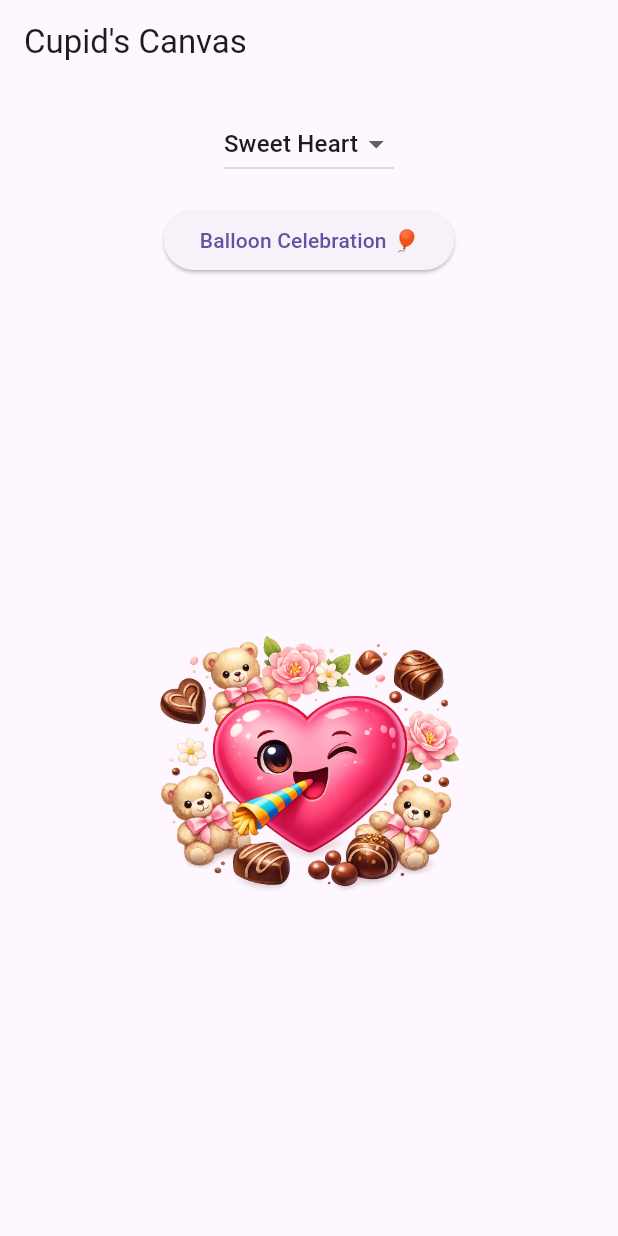
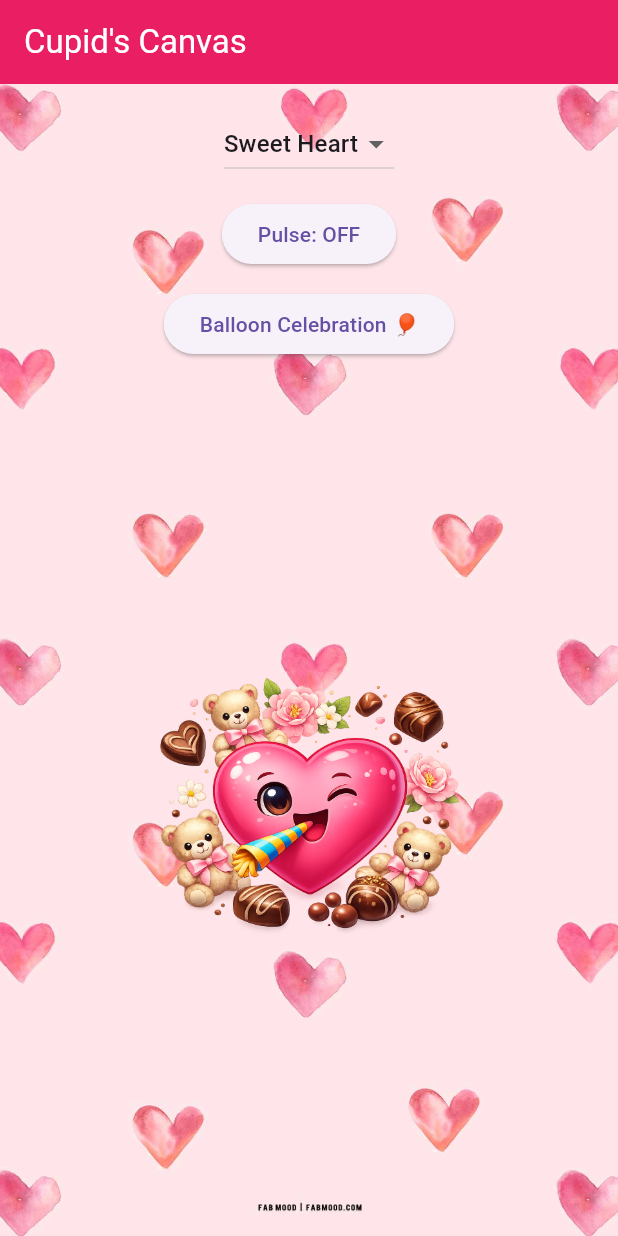
Before and after one commit to Uvvi2004/MAD_INCLASS03, a Flutter app: the screen it shows after launch, on a phone screen of 412 x 824 dp. Run offline on Flutter 3.47's test engine with Material 3 defaults, Android fonts, the phone set to English and light mode, and no system bars.

Commit message:
Added pulse ON/OFF heartbeat animation and background themes

```diff
--- a/cupid_code/lib/main.dart
+++ b/cupid_code/lib/main.dart
@@ -21,32 +21,96 @@ class ValentineHome extends StatefulWidget {
   State<ValentineHome> createState() => _ValentineHomeState();
 }
 
-class _ValentineHomeState extends State<ValentineHome> {
+class _ValentineHomeState extends State<ValentineHome>
+    with SingleTickerProviderStateMixin {
   final List<String> emojiOptions = ['Sweet Heart', 'Party Heart'];
   String selectedEmoji = 'Sweet Heart';
 
   bool showBalloons = false;
   double balloonOffset = -400;
 
+  // Heartbeat control
+  bool heartbeatOn = false;
+  late final AnimationController _beatController;
+  late final Animation<double> _beatAnim;
+
+  @override
+  void initState() {
+    super.initState();
+
+    // Heartbeat: scale up/down repeatedly
+    _beatController = AnimationController(
+      vsync: this,
+      duration: const Duration(milliseconds: 600),
+    );
+
+    _beatAnim = Tween<double>(begin: 1.0, end: 1.18).animate(
+      CurvedAnimation(parent: _beatController, curve: Curves.easeInOut),
+    );
+  }
+
+  @override
+  void dispose() {
+    _beatController.dispose();
+    super.dispose();
+  }
+
+  void _toggleHeartbeat() {
+    setState(() {
+      heartbeatOn = !heartbeatOn;
+    });
+
+    if (heartbeatOn) {
+      _beatController.repeat(reverse: true);
+    } else {
+      _beatController.stop();
+      _beatController.reset();
+    }
+  }
+
   @override
   Widget build(BuildContext context) {
+    final bool isParty = selectedEmoji == 'Party Heart';
+
     return Scaffold(
-      appBar: AppBar(title: const Text("Cupid's Canvas")),
-      body: Column(
+      appBar: AppBar(
+        title: const Text("Cupid's Canvas"),
+        backgroundColor: isParty ? Colors.red : Colors.pink,
+        foregroundColor: Colors.white,
+      ),
+      body: Container(
+        decoration: BoxDecoration(
+          image: DecorationImage(
+            image: AssetImage(
+              isParty
+                  ? 'assets/images/Red_Background.webp'
+                  : 'assets/images/download.jpg',
+            ),
+            fit: BoxFit.cover,
+          ),
+        ),
+        child: Column(
           children: [
             const SizedBox(height: 16),
 
             DropdownButton<String>(
               value: selectedEmoji,
               items: emojiOptions
-                .map((e) =>
-                    DropdownMenuItem(value: e, child: Text(e)))
+                  .map((e) => DropdownMenuItem(value: e, child: Text(e)))
                   .toList(),
               onChanged: (value) =>
                   setState(() => selectedEmoji = value ?? selectedEmoji),
             ),
 
-          const SizedBox(height: 16),
+            const SizedBox(height: 12),
+
+
+            ElevatedButton(
+              onPressed: _toggleHeartbeat,
+              child: Text(heartbeatOn ? "Pulse: ON ❤️" : "Pulse: OFF"),
+            ),
+
+            const SizedBox(height: 12),
 
             ElevatedButton(
               onPressed: () {
@@ -57,7 +121,7 @@ class _ValentineHomeState extends State<ValentineHome> {
 
                 Future.delayed(const Duration(milliseconds: 50), () {
                   setState(() {
-                  balloonOffset = 1300; // fall fully down
+                    balloonOffset = 1300;
                   });
                 });
 
@@ -76,13 +140,17 @@ class _ValentineHomeState extends State<ValentineHome> {
               child: Stack(
                 children: [
                   Center(
+                    child: ScaleTransition(
+                      scale: heartbeatOn
+                          ? _beatAnim
+                          : const AlwaysStoppedAnimation(1.0),
                       child: Container(
                         width: 220,
                         height: 220,
                         decoration: BoxDecoration(
                           image: DecorationImage(
                             image: AssetImage(
-                          selectedEmoji == 'Party Heart'
+                              isParty
                                   ? 'assets/images/Party_Heart_Picture.png'
                                   : 'assets/images/Love_Heart_Image.png',
                             ),
@@ -91,14 +159,12 @@ class _ValentineHomeState extends State<ValentineHome> {
                         ),
                       ),
                     ),
+                  ),
 
                   if (showBalloons)
                     ...List.generate(20, (index) {
-                    final randomLeft =
-                        (index * 97) % 360 + 10;
-
-                    final randomSpacing =
-                        (index * 113) % 250;
+                      final randomLeft = (index * 97) % 360 + 10;
+                      final randomSpacing = (index * 113) % 250;
 
                       final pinkRedShades = [
                         Colors.pink.shade200,
@@ -111,9 +177,8 @@ class _ValentineHomeState extends State<ValentineHome> {
                         Colors.red.shade800,
                       ];
 
-                    final dropDuration = Duration(
-                      milliseconds: 3500 + (index * 120),
-                    );
+                      final dropDuration =
+                          Duration(milliseconds: 3500 + (index * 120));
 
                       return AnimatedPositioned(
                         duration: dropDuration,
@@ -126,11 +191,8 @@ class _ValentineHomeState extends State<ValentineHome> {
                               width: 28,
                               height: 42,
                               decoration: BoxDecoration(
-                              color: pinkRedShades[
-                                  index %
-                                      pinkRedShades.length],
-                              borderRadius:
-                                  BorderRadius.circular(30),
+                                color: pinkRedShades[index % pinkRedShades.length],
+                                borderRadius: BorderRadius.circular(30),
                               ),
                             ),
                             Container(
@@ -155,6 +217,7 @@ class _ValentineHomeState extends State<ValentineHome> {
             ),
           ],
         ),
+      ),
     );
   }
 }
--- a/cupid_code/pubspec.yaml
+++ b/cupid_code/pubspec.yaml
@@ -1,4 +1,4 @@
-name: cupid_code
+name: MAD_INCLASS03
 description: "A new Flutter project."
 # The following line prevents the package from being accidentally published to
 # pub.dev using `flutter pub publish`. This is preferred for private packages.
```
Also changed, not shown: cupid_code/assets/images/Red_Background.webp (added), cupid_code/assets/images/download.jpg (added), cupid_code/pubspec.lock. Lines whose indentation alone changed are shown as unchanged.
